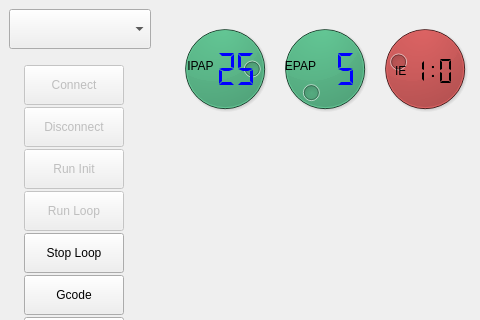
This is VentUI.ui in jibonaronno/Rhythm as Qt 5 draws it before an edit; both pictures show x 0 to 480 and y 0 to 320 of the 1041 by 615 pixel window. The edited form follows.
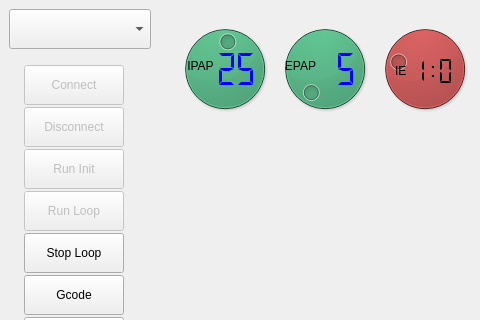
This is the edited form. The open tabs and pages were chosen to show the change.

What changed in the file:
```diff
--- a/VentUI.ui
+++ b/VentUI.ui
@@ -1570,7 +1570,7 @@
                <number>30</number>
               </property>
               <property name="value">
-               <number>25</number>
+               <number>18</number>
               </property>
              </widget>
              <widget class="QLCDNumber" name="ilcd_bp">
```
Left out of the diff: 2 changed lines with no effect on the pictures.
